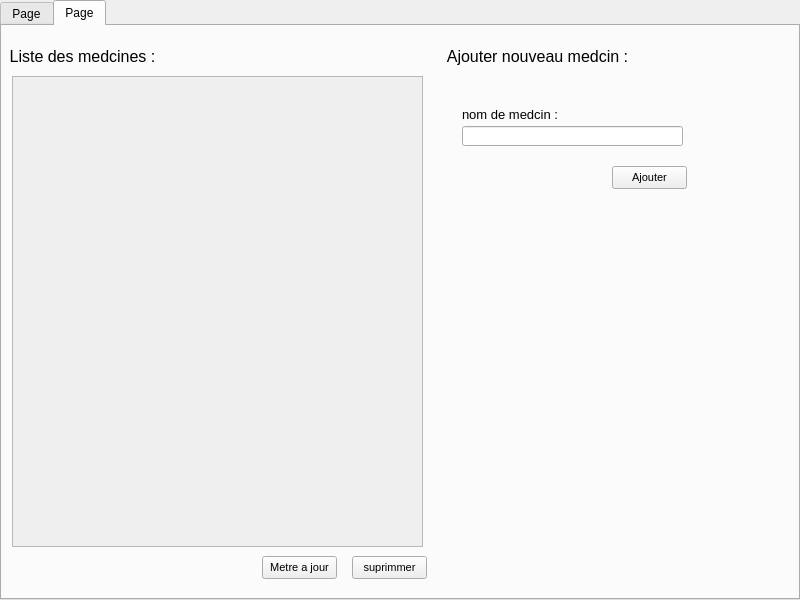
First picture: the form in ui/urgence.ui, repository otmanLAHRECHE/EPSP_Garde_Project, before the edit.
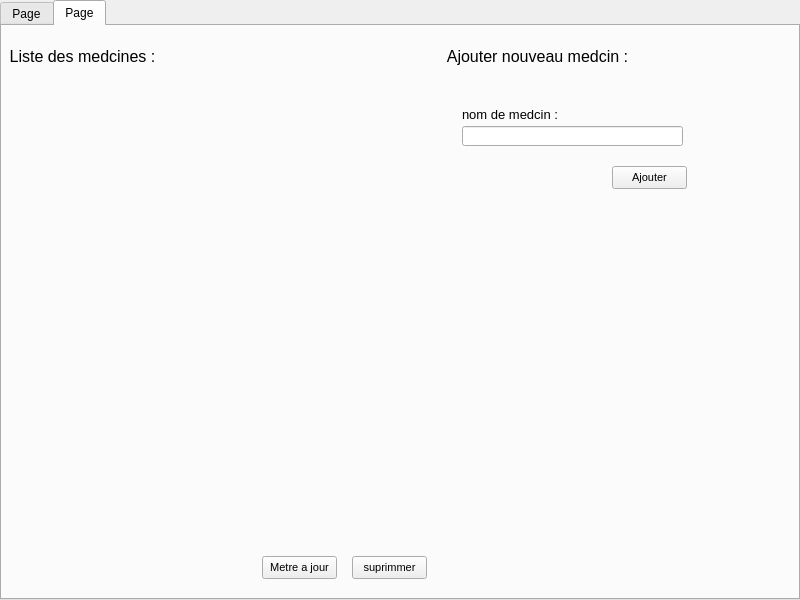
Second picture: the form after the edit. Icons and pictures are not drawn.

The edit to the form file:
```diff
--- a/ui/urgence.ui
+++ b/ui/urgence.ui
@@ -191,39 +191,6 @@
         <normaloff>../asstes/images/plus.png</normaloff>../asstes/images/plus.png</iconset>
       </property>
      </widget>
-     <widget class="QScrollArea" name="scrollArea">
-      <property name="geometry">
-       <rect>
-        <x>10</x>
-        <y>50</y>
-        <width>411</width>
-        <height>471</height>
-       </rect>
-      </property>
-      <property name="widgetResizable">
-       <bool>true</bool>
-      </property>
-      <widget class="QWidget" name="scrollAreaWidgetContents">
-       <property name="geometry">
-        <rect>
-         <x>0</x>
-         <y>0</y>
-         <width>409</width>
-         <height>469</height>
-        </rect>
-       </property>
-       <widget class="QWidget" name="widget_2" native="true">
-        <property name="geometry">
-         <rect>
-          <x>0</x>
-          <y>0</y>
-          <width>401</width>
-          <height>471</height>
-         </rect>
-        </property>
-       </widget>
-      </widget>
-     </widget>
      <widget class="QPushButton" name="pushButton_2">
       <property name="geometry">
        <rect>
@@ -250,6 +217,16 @@
        <string>Metre a jour</string>
       </property>
      </widget>
+     <widget class="QWidget" name="widget_2" native="true">
+      <property name="geometry">
+       <rect>
+        <x>10</x>
+        <y>50</y>
+        <width>411</width>
+        <height>471</height>
+       </rect>
+      </property>
+     </widget>
     </widget>
    </widget>
   </widget>
```
Left out of the diff: 6 changed lines with no effect on the pictures.
